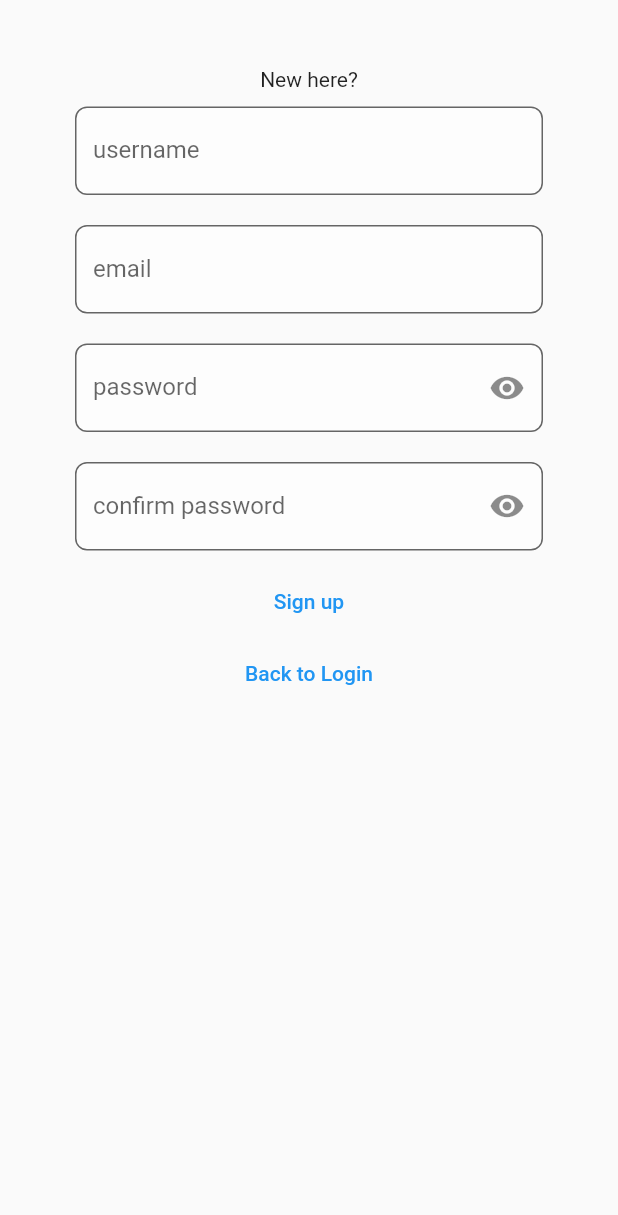
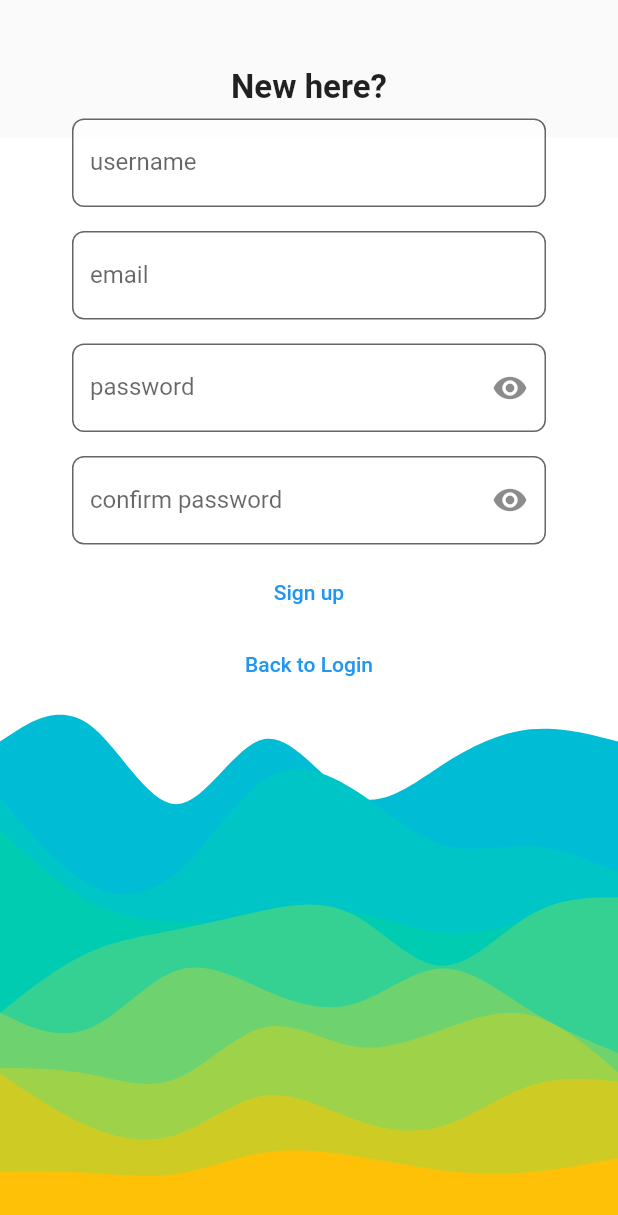
Before and after one commit to NikitaKarasyov/IVR, a Flutter app: the screen it shows after launch, after a tap on "Sign up", on a phone screen of 412 x 824 dp. Shown: the top 1215 px of the screen. Run offline on Flutter 3.47's test engine with Material 2 defaults, Android fonts, the light colour scheme and no system bars; our stand-ins replace fl_chart, flutter_svg, flutter_svg_provider; accounts and stored records are empty; generated files the repository leaves out were written again; network calls fail.

Commit message:
login and sign up ready update, added some statistics

```diff
--- a/frontend/lib/src/pages/home_page.dart
+++ b/frontend/lib/src/pages/home_page.dart
@@ -8,13 +8,12 @@ import '../constants/api.dart';
 import '../models/user.dart';
 // import '../models/quiz.dart';
 import '../models/achievement.dart';
-
 import '../widgets/quiz_card.dart';
-
 import 'profile_page.dart';
 
 class HomePage extends StatefulWidget {
   final User user;
+
   const HomePage(this.user, {Key? key}) : super(key: key);
 
   @override
--- a/frontend/lib/src/pages/login_page.dart
+++ b/frontend/lib/src/pages/login_page.dart
@@ -3,6 +3,8 @@ import 'package:frontend/src/pages/home_page.dart';
 import '../models/user.dart';
 import '../utils/fetch.dart';
 import 'sign_up_page.dart';
+import 'package:flutter_svg_provider/flutter_svg_provider.dart';
+import 'package:flutter_svg/svg.dart';
 
 class AuthPage extends StatefulWidget {
   const AuthPage({Key? key}) : super(key: key);
@@ -23,7 +25,15 @@ class _AuthPageState extends State<AuthPage> {
     return Scaffold(
       body: SingleChildScrollView(
         child: SafeArea(
-          child: Container(
+          bottom: false,
+          child: Stack(children: [
+            SvgPicture.asset(
+              "assets/auth/layered-waves-haikei.svg",
+              alignment: Alignment.bottomCenter,
+              width: MediaQuery.of(context).size.width,
+              height: MediaQuery.of(context).size.height,
+            ),
+            Container(
               child: Form(
                 autovalidateMode: AutovalidateMode.onUserInteraction,
                 key: _formKey,
@@ -34,9 +44,13 @@ class _AuthPageState extends State<AuthPage> {
                     crossAxisAlignment: CrossAxisAlignment.center,
                     mainAxisAlignment: MainAxisAlignment.center,
                     children: [
-                    Text("Welcome to quiztron!"),
+                      Text("Welcome to quiztron!",
+                          style: const TextStyle(
+                            fontSize: 22,
+                            fontWeight: FontWeight.bold,
+                          )),
                       Padding(
-                      padding: const EdgeInsets.all(10.0),
+                        padding: const EdgeInsets.all(8.0),
                         child: TextFormField(
                             decoration: const InputDecoration(
                                 label: Text('username'),
@@ -54,7 +68,7 @@ class _AuthPageState extends State<AuthPage> {
                             onChanged: (value) => username = value),
                       ),
                       Padding(
-                      padding: const EdgeInsets.all(10.0),
+                        padding: const EdgeInsets.all(8.0),
                         child: TextFormField(
                           obscureText: true,
                           decoration: const InputDecoration(
@@ -120,6 +134,7 @@ class _AuthPageState extends State<AuthPage> {
                 ),
               ),
             ),
+          ]),
         ),
       ),
     );
--- a/frontend/lib/src/pages/sign_up_page.dart
+++ b/frontend/lib/src/pages/sign_up_page.dart
@@ -3,6 +3,7 @@ import 'package:flutter/material.dart';
 import 'package:frontend/src/pages/home_page.dart';
 import '../utils/fetch.dart';
 import '../models/user.dart';
+import 'package:flutter_svg/svg.dart';
 
 class SignUpPage extends StatefulWidget {
   const SignUpPage({Key? key}) : super(key: key);
@@ -26,16 +27,28 @@ class _SignUpPageState extends State<SignUpPage> {
   Widget build(BuildContext context) {
     return Scaffold(
       body: SafeArea(
-        child: SingleChildScrollView(
+        bottom: false,
+        child: Stack(children: [
+          SvgPicture.asset(
+            "assets/auth/layered-waves-haikei.svg",
+            alignment: Alignment.bottomCenter,
+            width: MediaQuery.of(context).size.width,
+            height: MediaQuery.of(context).size.height,
+          ),
+          SingleChildScrollView(
             child: Padding(
               padding: EdgeInsets.symmetric(vertical: 45, horizontal: 40),
               child: Form(
                 key: _formKey,
                 child: Column(
                   children: [
-                  Text("New here?"),
+                    Text(
+                      "New here?",
+                      style: const TextStyle(
+                          fontSize: 22, fontWeight: FontWeight.bold),
+                    ),
                     Padding(
-                    padding: const EdgeInsets.all(10.0),
+                      padding: const EdgeInsets.all(8.0),
                       child: TextFormField(
                           decoration: const InputDecoration(
                               label: Text('username'),
@@ -53,7 +66,7 @@ class _SignUpPageState extends State<SignUpPage> {
                           onChanged: (value) => username = value),
                     ),
                     Padding(
-                    padding: const EdgeInsets.all(10.0),
+                      padding: const EdgeInsets.all(8.0),
                       child: TextFormField(
                           decoration: const InputDecoration(
                               label: Text('email'),
@@ -71,7 +84,7 @@ class _SignUpPageState extends State<SignUpPage> {
                           onChanged: (value) => email = value),
                     ),
                     Padding(
-                    padding: const EdgeInsets.all(10.0),
+                      padding: const EdgeInsets.all(8.0),
                       child: TextFormField(
                           obscureText: _obscureText,
                           decoration: InputDecoration(
@@ -98,7 +111,7 @@ class _SignUpPageState extends State<SignUpPage> {
                           onChanged: (value) => password = value),
                     ),
                     Padding(
-                    padding: const EdgeInsets.all(10.0),
+                      padding: const EdgeInsets.all(8.0),
                       child: TextFormField(
                           obscureText: _obscureText,
                           decoration: InputDecoration(
@@ -129,8 +142,8 @@ class _SignUpPageState extends State<SignUpPage> {
                             if (username == user.name) {
                               found = true;
                               SnackBar sb = SnackBar(
-                                content:
-                                    Text('this username was allready picked'));
+                                  content: Text(
+                                      'this username was allready picked'));
                               ScaffoldMessenger.of(context).showSnackBar(sb);
                             }
                             if (email == user.email) {
@@ -170,6 +183,7 @@ class _SignUpPageState extends State<SignUpPage> {
               ),
             ),
           ),
+        ]),
       ),
     );
   }
--- a/frontend/lib/src/widgets/sum_points.dart
+++ b/frontend/lib/src/widgets/sum_points.dart
@@ -7,9 +7,13 @@ class AllPoints extends StatelessWidget {
   @override
   Widget build(BuildContext context) {
     return Container(
+      decoration: BoxDecoration(
+          color: Colors.grey.shade200, borderRadius: BorderRadius.circular(8)),
       margin: EdgeInsets.all(10),
+      padding: EdgeInsets.all(10),
       child:
           Column(mainAxisAlignment: MainAxisAlignment.spaceEvenly, children: [
+        Text(""),
         Container(
           alignment: Alignment.centerRight,
           child: Text(
--- a/frontend/pubspec.yaml
+++ b/frontend/pubspec.yaml
@@ -15,6 +15,7 @@ dependencies:
   http: any
   charts_flutter:
   fl_chart:
+  flutter_svg_provider:
   flutter_localizations:
     sdk: flutter
 
@@ -33,3 +34,4 @@ flutter:
   assets:
     # Add assets from the images directory to the application.
     - assets/images/
+    - assets/auth/
```
Also changed, not shown: frontend/lib/src/pages/profile_page.dart (+12 -16 lines), frontend/lib/src/utils/fetch.dart (+29 -1 lines), frontend/lib/src/widgets/point_last_week.dart (+12 -5 lines), frontend/lib/src/widgets/rating.dart (added, +75 -0 lines), frontend/assets/auth/layered-waves-haikei.svg (added), frontend/assets/auth/wavesOpacity.svg (added), frontend/pubspec.lock. Lines whose indentation alone changed are shown as unchanged.
